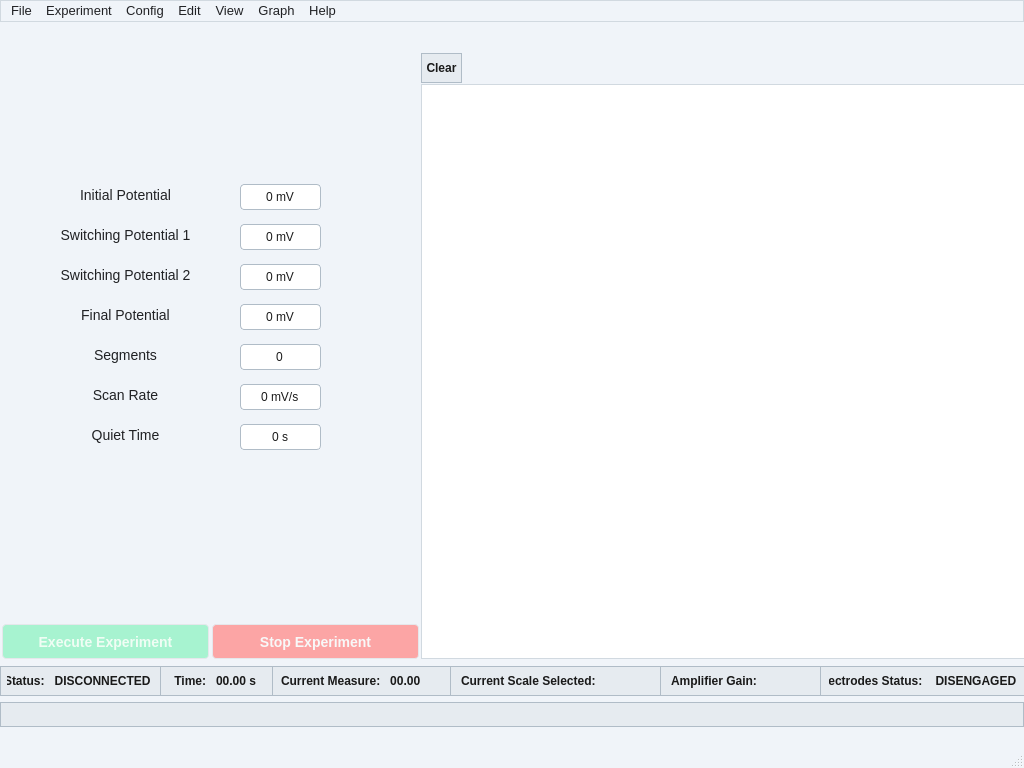
Above: Software/Main/gui/main_windows_gui.ui from danilocoletto/ESP32-Based-Embedded-Potentiostat-Extension-Board before the change. Below: the same form after it.
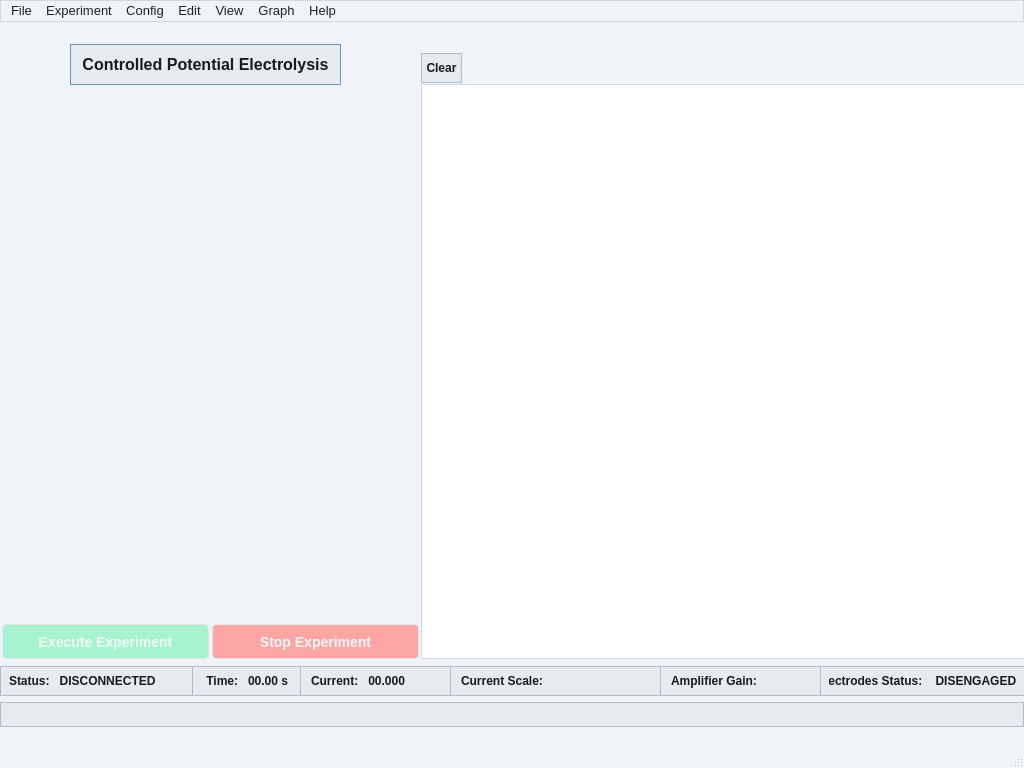
That is the form after the change. Custom widgets are drawn as their Qt base class.

What changed in the file:
```diff
--- a/Software/Main/gui/main_windows_gui.ui
+++ b/Software/Main/gui/main_windows_gui.ui
@@ -152,7 +152,7 @@
      <rect>
       <x>0</x>
       <y>2</y>
-      <width>417</width>
+      <width>421</width>
       <height>605</height>
      </rect>
     </property>
@@ -167,7 +167,7 @@
 </string>
     </property>
     <property name="currentIndex">
-     <number>2</number>
+     <number>3</number>
     </property>
     <widget class="QWidget" name="EmptyPage"/>
     <widget class="QWidget" name="page1_SWV">
@@ -1379,6 +1379,90 @@
        <number>100</number>
       </property>
      </widget>
+     <widget class="QLabel" name="label_8">
+      <property name="geometry">
+       <rect>
+        <x>90</x>
+        <y>20</y>
+        <width>231</width>
+        <height>41</height>
+       </rect>
+      </property>
+      <property name="styleSheet">
+       <string notr="true">QLabel {
+    /* Fondo azul acero muy suave para destacar sin cansar la vista */
+    background-color: #E6EBF0; 
+    
+    /* Borde sólido y recto para coincidir con tus QLineEdit y Botones */
+    border: 1px solid #7092BE; 
+    border-radius: 0px; 
+    
+    /* Texto */
+    color: #1A1A1A;                /* Negro carbón para legibilidad */
+    font-family: &quot;Segoe UI&quot;;       /* Tipografía Windows 11 */
+    font-weight: bold;             /* Para que resalte como encabezado */
+    font-size: 16px;               /* Un poco más grande que los parámetros */
+    
+    /* Espaciado interno */
+    padding: 5px;
+}</string>
+      </property>
+      <property name="frameShape">
+       <enum>QFrame::Shape::Box</enum>
+      </property>
+      <property name="lineWidth">
+       <number>2</number>
+      </property>
+      <property name="text">
+       <string>Linear/Cyclic Voltammetry</string>
+      </property>
+      <property name="alignment">
+       <set>Qt::AlignmentFlag::AlignCenter</set>
+      </property>
+     </widget>
+    </widget>
+    <widget class="QWidget" name="page3_CPE">
+     <widget class="QLabel" name="label_9">
+      <property name="geometry">
+       <rect>
+        <x>70</x>
+        <y>20</y>
+        <width>271</width>
+        <height>41</height>
+       </rect>
+      </property>
+      <property name="styleSheet">
+       <string notr="true">QLabel {
+    /* Fondo azul acero muy suave para destacar sin cansar la vista */
+    background-color: #E6EBF0; 
+    
+    /* Borde sólido y recto para coincidir con tus QLineEdit y Botones */
+    border: 1px solid #7092BE; 
+    border-radius: 0px; 
+    
+    /* Texto */
+    color: #1A1A1A;                /* Negro carbón para legibilidad */
+    font-family: &quot;Segoe UI&quot;;       /* Tipografía Windows 11 */
+    font-weight: bold;             /* Para que resalte como encabezado */
+    font-size: 16px;               /* Un poco más grande que los parámetros */
+    
+    /* Espaciado interno */
+    padding: 5px;
+}</string>
+      </property>
+      <property name="frameShape">
+       <enum>QFrame::Shape::Box</enum>
+      </property>
+      <property name="lineWidth">
+       <number>2</number>
+      </property>
+      <property name="text">
+       <string>Controlled Potential Electrolysis</string>
+      </property>
+      <property name="alignment">
+       <set>Qt::AlignmentFlag::AlignCenter</set>
+      </property>
+     </widget>
     </widget>
    </widget>
    <widget class="QFrame" name="StatusFrame">
@@ -1399,9 +1483,9 @@
     <widget class="QLineEdit" name="CurrentDisplay">
      <property name="geometry">
       <rect>
-       <x>270</x>
+       <x>300</x>
        <y>0</y>
-       <width>181</width>
+       <width>151</width>
        <height>30</height>
       </rect>
      </property>
@@ -1421,7 +1505,7 @@
 }</string>
      </property>
      <property name="text">
-      <string>Current Measure:   00.00</string>
+      <string>Current:   00.000</string>
      </property>
      <property name="readOnly">
       <bool>true</bool>
@@ -1430,9 +1514,9 @@
     <widget class="QLineEdit" name="TimeDisplay">
      <property name="geometry">
       <rect>
-       <x>160</x>
+       <x>192</x>
        <y>0</y>
-       <width>113</width>
+       <width>109</width>
        <height>30</height>
       </rect>
      </property>
@@ -1466,7 +1550,7 @@
       <rect>
        <x>0</x>
        <y>0</y>
-       <width>161</width>
+       <width>193</width>
        <height>30</height>
       </rect>
      </property>
@@ -1516,7 +1600,7 @@
 }</string>
      </property>
      <property name="text">
-      <string>Current Scale Selected:   </string>
+      <string>Current Scale:   </string>
      </property>
      <property name="readOnly">
       <bool>true</bool>
@@ -1712,7 +1796,7 @@
      <rect>
       <x>421</x>
       <y>31</y>
-      <width>601</width>
+      <width>491</width>
       <height>30</height>
      </rect>
     </property>
```
Left out of the diff: 73 changed lines with no effect on the pictures.
